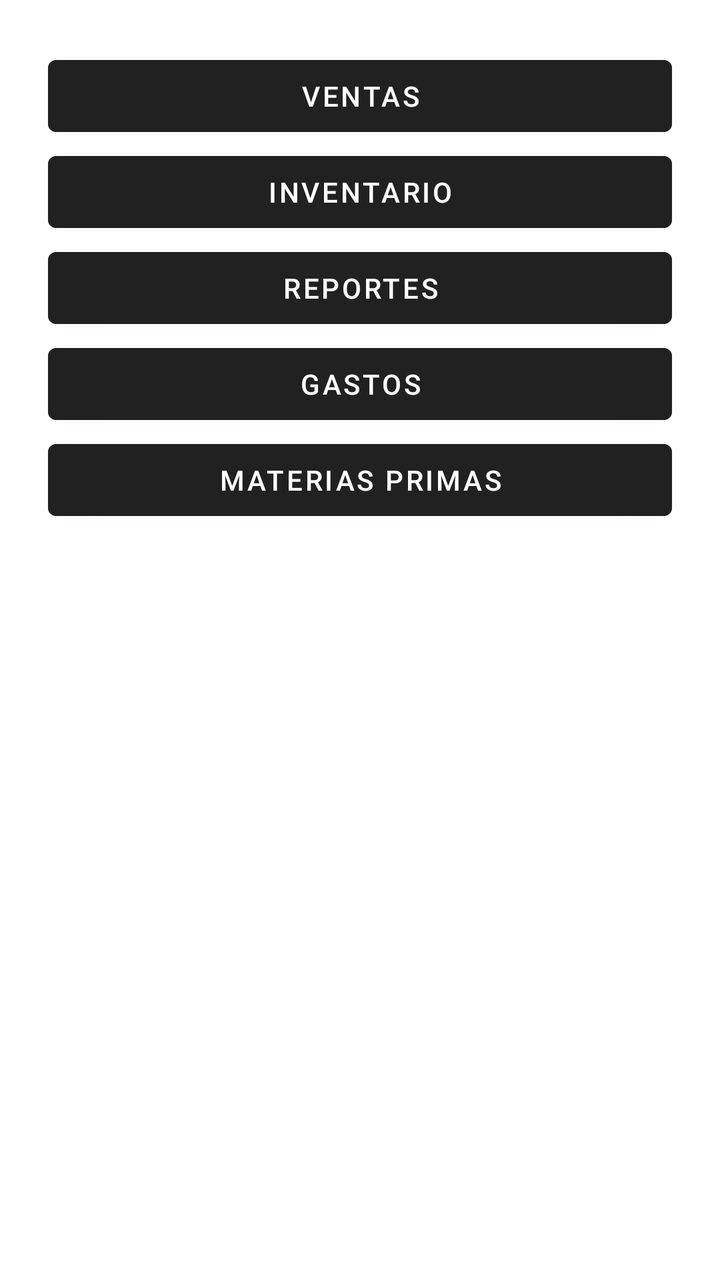
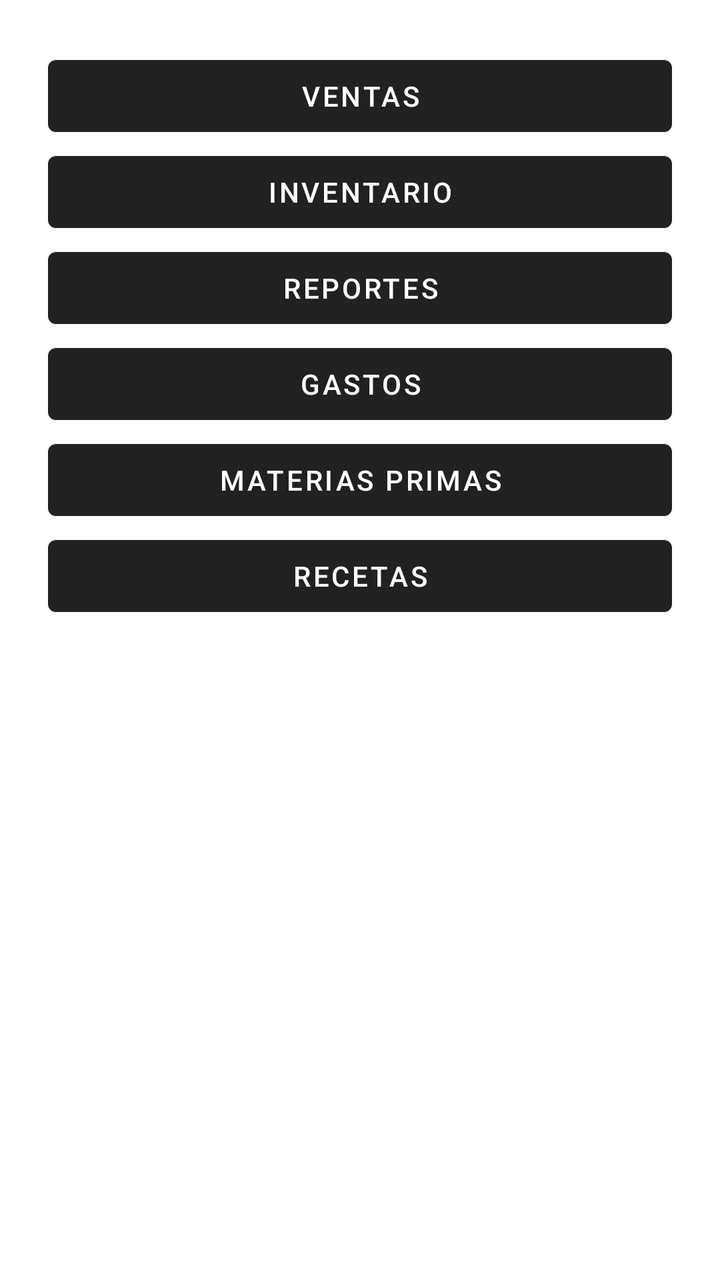

The first picture is an Android layout as it rendered before a commit; the second is the same layout after the commit. The layout source and the unified diff follow.
<!-- AndroidManifest.xml: application theme Theme.MaterialComponents.DayNight.DarkActionBar -->
<!-- res/layout/activity_main.xml -->
<?xml version="1.0" encoding="utf-8"?>
<LinearLayout
    xmlns:android="http://schemas.android.com/apk/res/android"
    android:orientation="vertical"
    android:padding="24dp"
    android:layout_width="match_parent"
    android:layout_height="match_parent">

    <Button
        android:id="@+id/btnVentas"
        android:layout_width="match_parent"
        android:layout_height="wrap_content"
        android:text="Ventas"/>

    <Button
        android:id="@+id/btnInventario"
        android:layout_width="match_parent"
        android:layout_height="wrap_content"
        android:text="Inventario"/>

    <Button
        android:id="@+id/btnReportes"
        android:layout_width="match_parent"
        android:layout_height="wrap_content"
        android:text="Reportes"/>

    <Button
        android:id="@+id/btnGastos"
        android:text="Gastos"
        android:layout_width="match_parent"
        android:layout_height="wrap_content"/>

    <Button
        android:id="@+id/btnMaterias"
        android:text="Materias Primas"
        android:layout_width="match_parent"
        android:layout_height="wrap_content"/>
    
    <TextView
        android:id="@+id/txtResultado"
        android:layout_width="match_parent"
        android:layout_height="wrap_content"
        android:textSize="18sp"
        android:paddingTop="20dp"/>

</LinearLayout>
<!-- resources referenced by this layout -->
<resources>

</resources>

<!-- the commit's change to res/layout/activity_main.xml (unified diff, before → after) -->
@@ -35,6 +35,12 @@
         android:text="Materias Primas"
         android:layout_width="match_parent"
         android:layout_height="wrap_content"/>
+
+    <Button
+        android:id="@+id/btnRecetas"
+        android:text="Recetas"
+        android:layout_width="match_parent"
+        android:layout_height="wrap_content"/>
     
     <TextView
         android:id="@+id/txtResultado"
